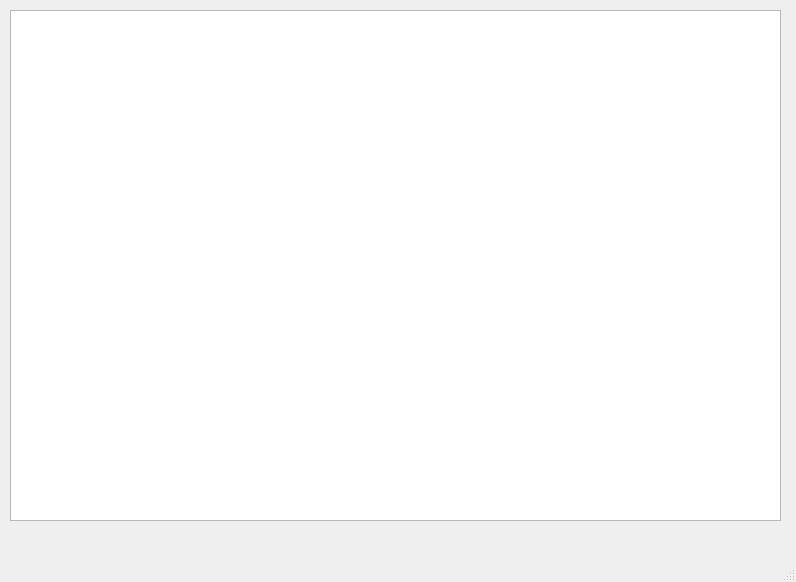
Before: the Qt Designer form main.ui in madEmerald/coffee, drawn with Qt 5.
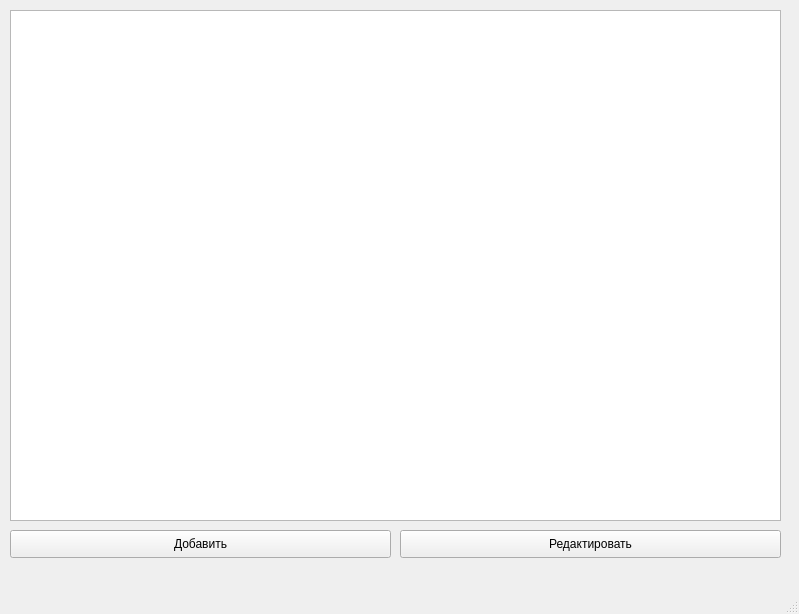
After: the same form once the commit is applied.

Commit message: Add and redact data

The edit to the form file:
```diff
--- a/main.ui
+++ b/main.ui
@@ -6,8 +6,8 @@
    <rect>
     <x>0</x>
     <y>0</y>
-    <width>796</width>
-    <height>582</height>
+    <width>799</width>
+    <height>614</height>
    </rect>
   </property>
   <property name="windowTitle">
@@ -24,6 +24,32 @@
      </rect>
     </property>
    </widget>
+   <widget class="QPushButton" name="addButton">
+    <property name="geometry">
+     <rect>
+      <x>10</x>
+      <y>530</y>
+      <width>381</width>
+      <height>28</height>
+     </rect>
+    </property>
+    <property name="text">
+     <string>Добавить</string>
+    </property>
+   </widget>
+   <widget class="QPushButton" name="updateButton">
+    <property name="geometry">
+     <rect>
+      <x>400</x>
+      <y>530</y>
+      <width>381</width>
+      <height>28</height>
+     </rect>
+    </property>
+    <property name="text">
+     <string>Редактировать</string>
+    </property>
+   </widget>
   </widget>
   <widget class="QMenuBar" name="menubar">
    <property name="geometry">
```
Left out of the diff: 4 changed lines with no effect on the pictures. The commit also changes 2 other files.
